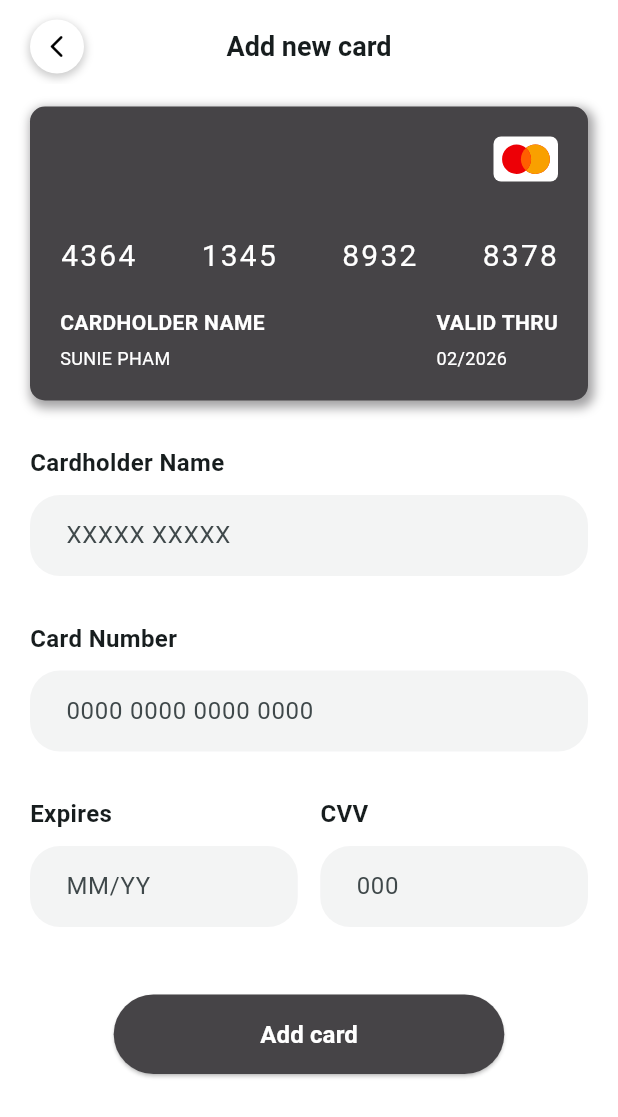
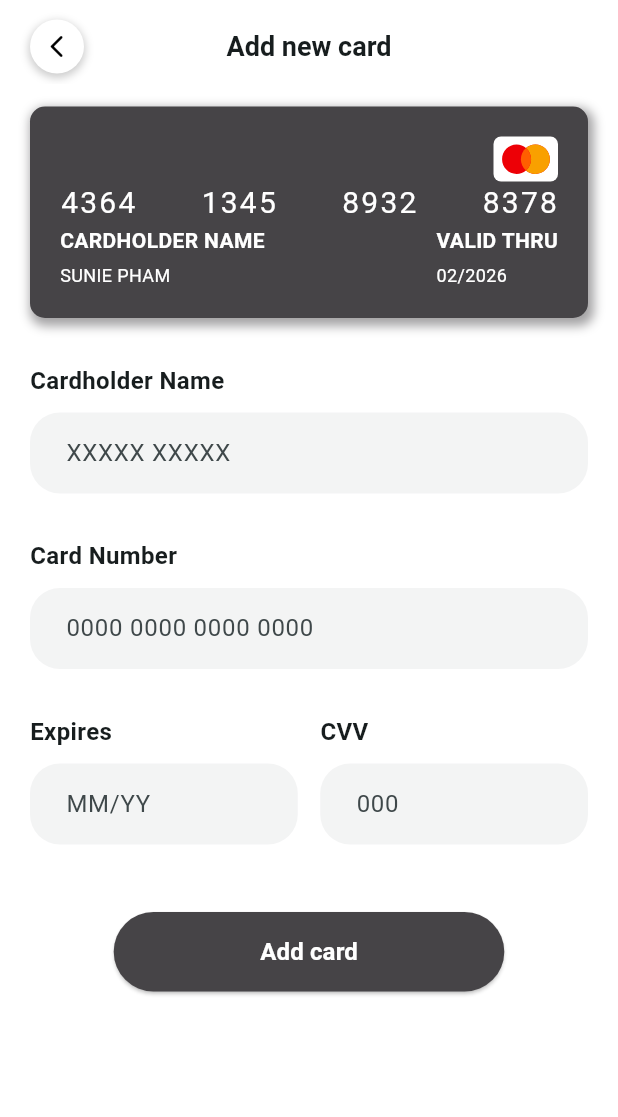
Before and after one commit to hupptechnologies/flutter-shopping-store, a Flutter app: the AddPaymentView screen opened by its route, on a phone screen of 412 x 824 dp. Shown: the top 1117 px of the screen. Run offline on Flutter 3.47's test engine with Material 3 defaults, Android fonts, the phone set to English and light mode, and no system bars; our stand-ins replace carousel_slider, cookie_jar, custom_rating_bar, dio, dio_cookie_manager, flutter_dash and 5 more; accounts and stored records are empty.

Commit message:
Fixed Payment Screen in Card UI Design

```diff
--- a/lib/widgets/credit_card_widget.dart
+++ b/lib/widgets/credit_card_widget.dart
@@ -34,6 +34,7 @@ class CreditCardWidget extends StatelessWidget {
         ],
       ),
       child: Column(
+        mainAxisAlignment: MainAxisAlignment.spaceBetween,
         children: [
           Align(
             alignment: Alignment.topRight,
@@ -49,12 +50,10 @@ class CreditCardWidget extends StatelessWidget {
               ),
             ),
           ),
-          const SizedBox(height: 35),
           Row(
             mainAxisAlignment: MainAxisAlignment.spaceBetween,
             children: cardNumberWidget(cardNumber.toString()),
           ),
-          const SizedBox(height: 20),
           Row(
             mainAxisAlignment: MainAxisAlignment.spaceBetween,
             children: [
```
